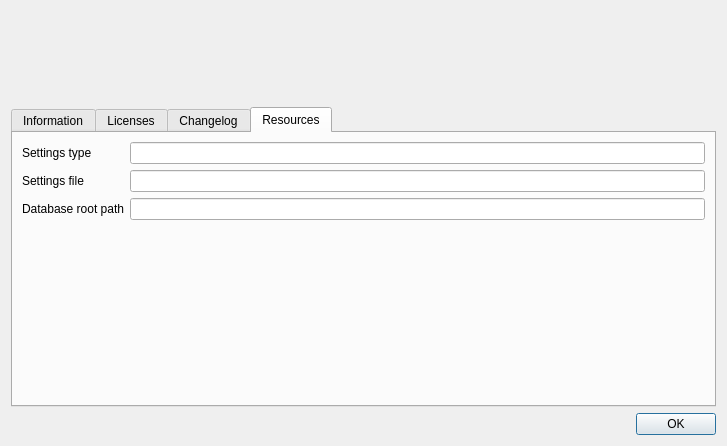
Old version of the form src/gui/dialogs/formabout.ui in the repository martinrotter/rssguard.
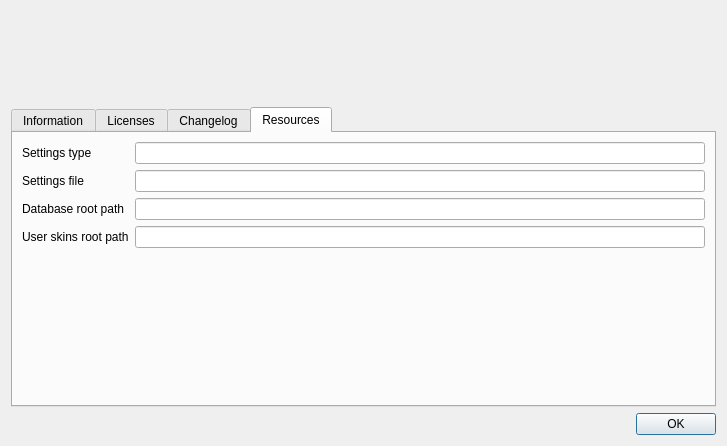
New version of the form. The open tabs and pages were chosen to show the change.

Diff of the .ui file:
```diff
--- a/src/gui/dialogs/formabout.ui
+++ b/src/gui/dialogs/formabout.ui
@@ -389,13 +389,6 @@
          </property>
         </widget>
        </item>
-       <item row="2" column="0">
-        <widget class="QLabel" name="label_3">
-         <property name="text">
-          <string>Database root path</string>
-         </property>
-        </widget>
-       </item>
        <item row="2" column="1">
         <widget class="QLineEdit" name="m_txtPathsDatabaseRoot">
          <property name="readOnly">
@@ -403,6 +396,27 @@
          </property>
         </widget>
        </item>
+       <item row="2" column="0">
+        <widget class="QLabel" name="label_4">
+         <property name="text">
+          <string>Database root path</string>
+         </property>
+        </widget>
+       </item>
+       <item row="3" column="1">
+        <widget class="QLineEdit" name="m_txtPathsSkinsRoot">
+         <property name="readOnly">
+          <bool>true</bool>
+         </property>
+        </widget>
+       </item>
+       <item row="3" column="0">
+        <widget class="QLabel" name="label_3">
+         <property name="text">
+          <string>User skins root path</string>
+         </property>
+        </widget>
+       </item>
       </layout>
      </widget>
     </widget>
```
Left out of the diff: 29 changed lines with no effect on the pictures.
